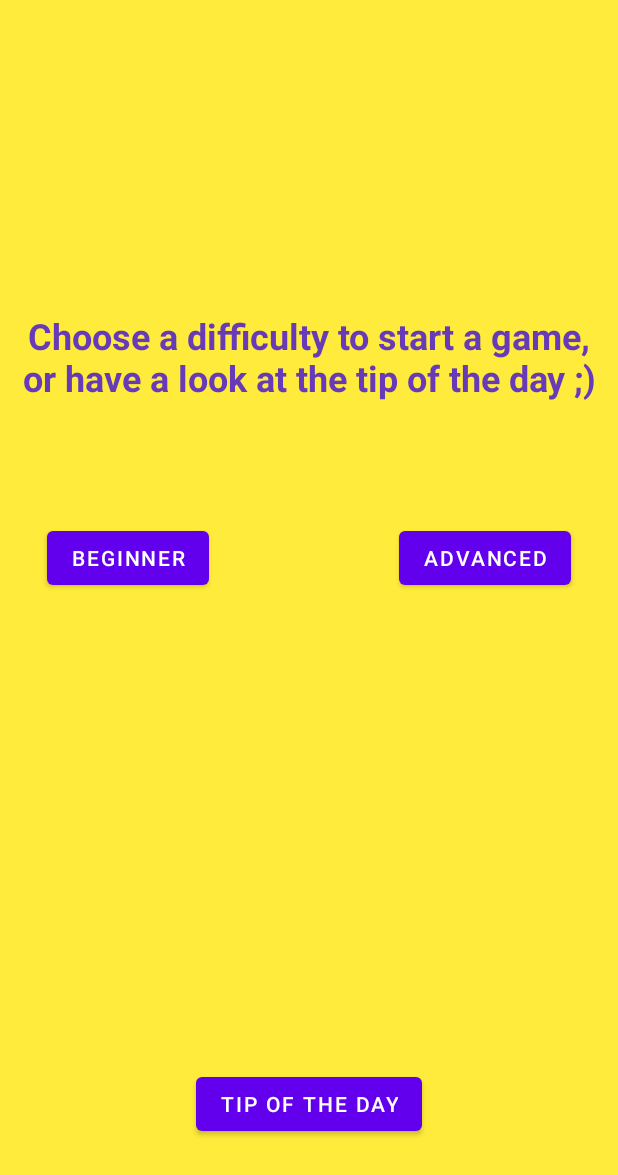
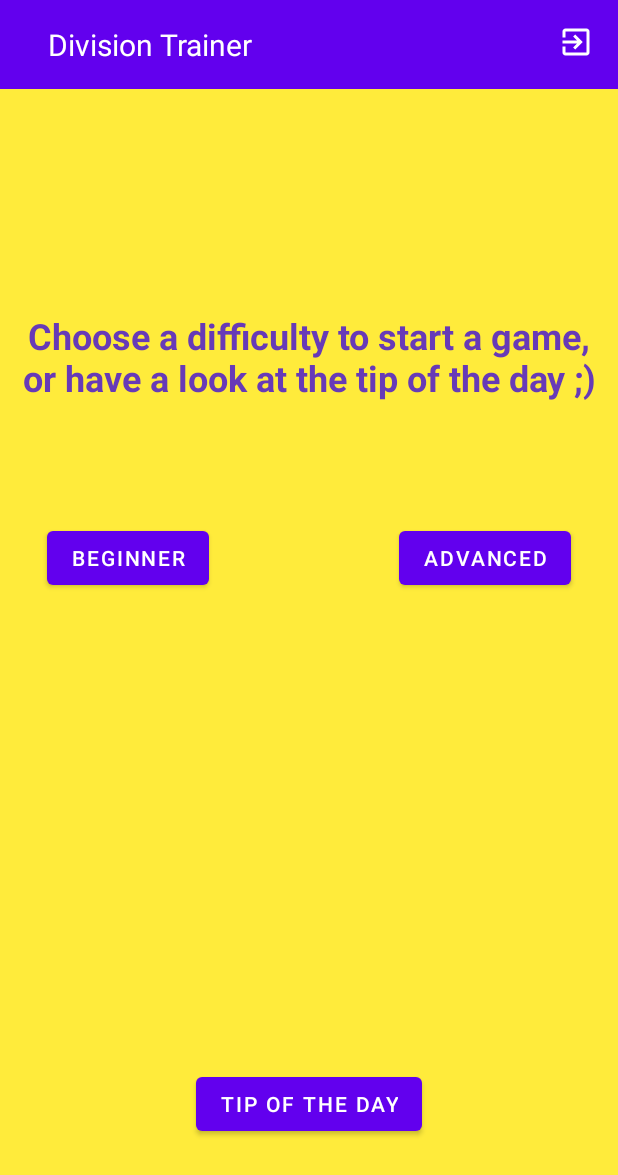
Before and after one commit to eliasjoostens/BreukentrainerWithRoom, an Android app: the screen it shows after launch (MainActivity), on a phone screen of 412 x 824 dp. Shown: the top 1175 px of the screen. Run offline under Robolectric (Android 15) with nearby library versions, the light colour scheme and no system bars; our stand-ins replace Room's generated code.

Commit message:
Home app bar + code cleanup

```diff
--- a/app/src/main/java/ehb/breukentrainer/MainActivity.kt
+++ b/app/src/main/java/ehb/breukentrainer/MainActivity.kt
@@ -4,10 +4,12 @@ import android.content.Intent
 import androidx.appcompat.app.AppCompatActivity
 import android.os.Bundle
 import android.widget.Button
+import android.widget.ImageView
 import android.widget.Toast
 import androidx.lifecycle.lifecycleScope
 import androidx.room.Room
 import kotlinx.coroutines.launch
+import kotlin.system.exitProcess
 
 class MainActivity : AppCompatActivity() {
 
@@ -20,6 +22,11 @@ class MainActivity : AppCompatActivity() {
         val btnStartAdvanced = findViewById<Button>(R.id.buttonAdvanced)
         val btnTip = findViewById<Button>(R.id.buttonTip)
         var tipNr = 0;
+
+        val exit_icon = findViewById<ImageView>(R.id.exit_button)
+        exit_icon.setOnClickListener {
+            exitProcess(0)
+        }
 
         btnStartBasic.setOnClickListener {
             val intent = Intent(this, ExerciseActivity::class.java)
--- a/app/src/main/res/layout/activity_main.xml
+++ b/app/src/main/res/layout/activity_main.xml
@@ -6,6 +6,16 @@
     android:layout_height="match_parent"
     android:background="#FFEB3B"
     tools:context=".MainActivity">
+
+    <include
+        android:id="@+id/HomeAppBar"
+        layout="@layout/home_toolbar"
+        app:layout_constraintBottom_toBottomOf="parent"
+        app:layout_constraintEnd_toEndOf="parent"
+        app:layout_constraintHorizontal_bias="0.0"
+        app:layout_constraintStart_toStartOf="parent"
+        app:layout_constraintTop_toTopOf="parent"
+        app:layout_constraintVertical_bias="1.0" />
 
         <TextView
         android:id="@+id/textView"
--- /dev/null
+++ b/app/src/main/res/layout/home_toolbar.xml
@@ -0,0 +1,32 @@
+<?xml version="1.0" encoding="utf-8"?>
+<RelativeLayout xmlns:android="http://schemas.android.com/apk/res/android"
+    android:id="@+id/HomeAppBar"
+    android:layout_width="wrap_content"
+    android:layout_height="wrap_content"
+    android:background="@color/purple_500">
+
+    <RelativeLayout
+        android:layout_width="match_parent"
+        android:layout_height="wrap_content"
+        android:padding="16dp">
+
+        <TextView
+            android:id="@+id/toolbar_title"
+            android:layout_width="wrap_content"
+            android:layout_height="wrap_content"
+            android:layout_centerVertical="true"
+            android:layout_marginStart="16dp"
+            android:text="@string/app_name"
+            android:textColor="@color/white"
+            android:textSize="20sp" />
+
+        <ImageView
+            android:id="@+id/exit_button"
+            android:layout_width="wrap_content"
+            android:layout_height="wrap_content"
+            android:layout_alignParentEnd="true"
+            android:contentDescription="@string/QuitApp"
+            android:src="@drawable/ic_baseline_exit" />
+
+    </RelativeLayout>
+</RelativeLayout>
```
